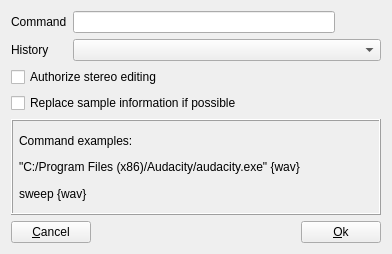
Qt form sources/editor/tools/external_command/toolexternalcommand_gui.ui (davy7125/polyphone) before a commit.
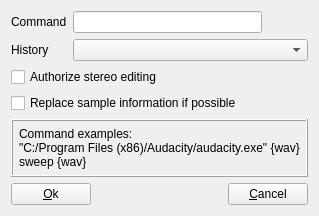
The same form after that commit. Icons and pictures are not drawn.

Commit message:
Dialog buttons
Ok is left, cancel is right, default is ok

```diff
--- a/sources/editor/tools/external_command/toolexternalcommand_gui.ui
+++ b/sources/editor/tools/external_command/toolexternalcommand_gui.ui
@@ -6,8 +6,8 @@
    <rect>
     <x>0</x>
     <y>0</y>
-    <width>392</width>
-    <height>254</height>
+    <width>296</width>
+    <height>210</height>
    </rect>
   </property>
   <property name="windowTitle">
@@ -125,9 +125,9 @@
    <item row="5" column="0" colspan="3">
     <layout class="QHBoxLayout" name="horizontalLayout">
      <item>
-      <widget class="QPushButton" name="pushCancel">
+      <widget class="QPushButton" name="pushOk">
        <property name="text">
-        <string>&amp;Cancel</string>
+        <string>&amp;Ok</string>
        </property>
       </widget>
      </item>
@@ -145,9 +145,9 @@
       </spacer>
      </item>
      <item>
-      <widget class="QPushButton" name="pushOk">
+      <widget class="QPushButton" name="pushCancel">
        <property name="text">
-        <string>&amp;Ok</string>
+        <string>&amp;Cancel</string>
        </property>
       </widget>
      </item>
```
Left out of the diff: 15 changed lines with no effect on the pictures. The commit also changes 22 other files.
